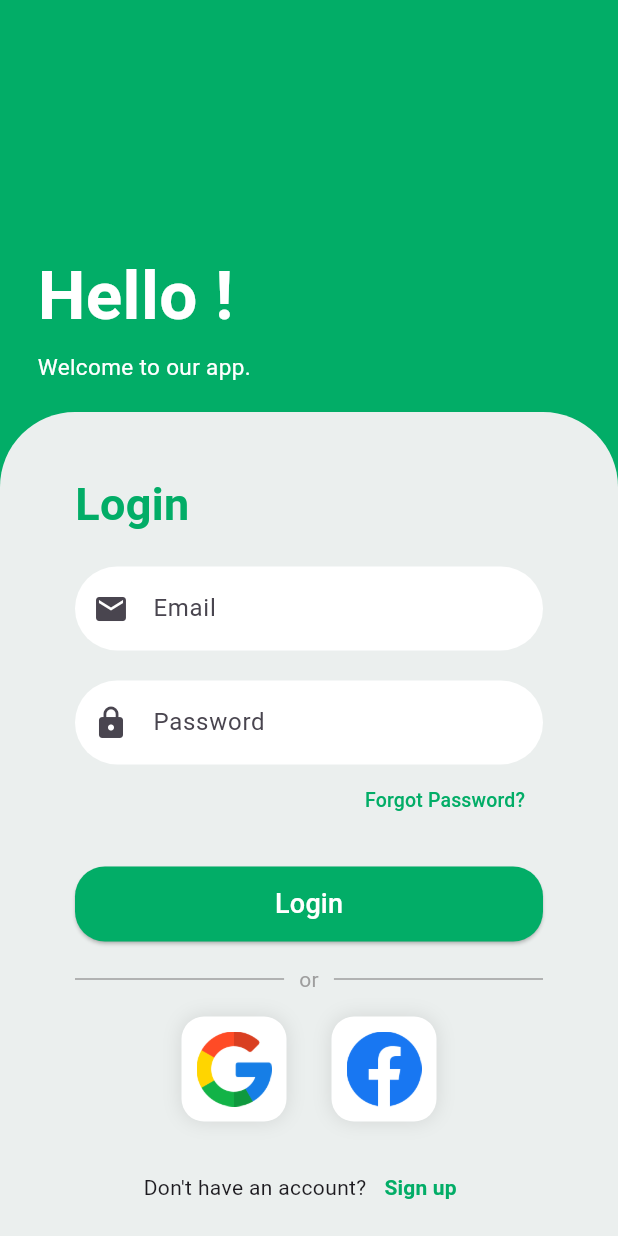
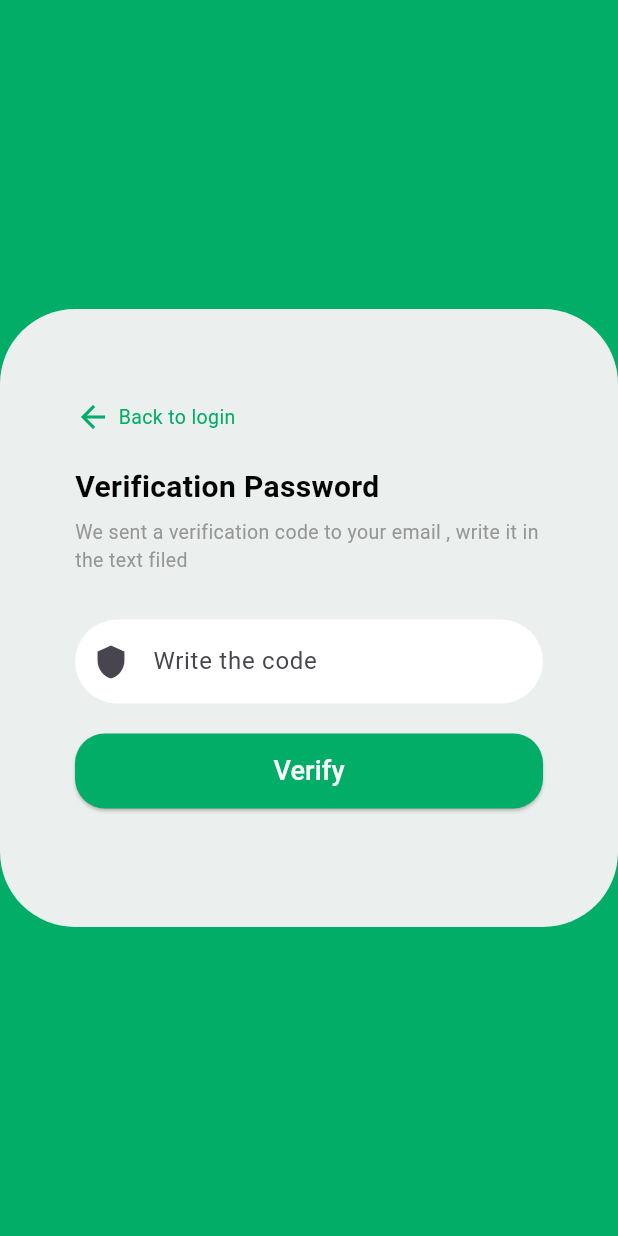
Before and after one commit to Saif-Daghsni/ServiceSpot_APP, a Flutter app: the screen it shows after launch, after a tap on "Forgot Password?", on a phone screen of 412 x 824 dp. Run offline on Flutter 3.47's test engine with Material 3 defaults, Android fonts, the phone set to English and light mode, and no system bars; our stand-ins replace firebase_auth, firebase_core, google_nav_bar, google_sign_in; accounts and stored records are empty.

Commit message:
forget passord

```diff
--- a/lib/main.dart
+++ b/lib/main.dart
@@ -9,8 +9,7 @@ wa9teli ya3mal sign up ttsajal el ma3loumat mta3a fi el fire base
 
 step3:
 el button mta3 el Google te5dem bel s7i7
-+
-
+++
 */
 
 
@@ -19,6 +18,7 @@ el button mta3 el Google te5dem bel s7i7
 
 import 'package:firebase_core/firebase_core.dart';
 import 'package:flutter/material.dart';
+import 'package:servicespot/pages/ForgetPassword_page.dart';
 import 'package:servicespot/pages/addService_page.dart';
 import 'package:servicespot/pages/auth.dart';
 import 'package:servicespot/pages/editeProfileWorker_page.dart';
@@ -57,6 +57,8 @@ class MyApp extends StatelessWidget {
         '/addServicePage': (context) => AddservicePage(),
         '/settingsPage': (context) => SettingsPage(),
         '/editeProfileWorker': (context) => EditeprofileworkerPage(),
+        '/forgetPasswordPage': (context) => ForgetpasswordPage(),
+
       },
     );
   }
--- /dev/null
+++ b/lib/pages/ForgetPassword_page.dart
@@ -0,0 +1,150 @@
+import 'package:flutter/material.dart';
+
+class ForgetpasswordPage extends StatefulWidget {
+  const ForgetpasswordPage({super.key});
+
+  @override
+  State<ForgetpasswordPage> createState() => _ForgetpasswordPageState();
+}
+
+class _ForgetpasswordPageState extends State<ForgetpasswordPage> {
+  @override
+  Widget build(BuildContext context) {
+    return Scaffold(
+      backgroundColor: Color.fromRGBO(2, 173, 103, 1.0),
+      body: Column(
+        children: [
+          //1st box
+          Expanded(
+            child: Container(
+              alignment: Alignment.bottomLeft,
+              color: Color.fromRGBO(
+                2,
+                173,
+                103,
+                1.0,
+              ), //Color.fromRGBO(2, 173, 103, 1.0),
+              padding: EdgeInsets.only(left: 25, right: 50, bottom: 20),
+            ),
+          ),
+          //2st box
+          Expanded(
+            flex: 2,
+            child: Container(
+              padding: EdgeInsets.only(left: 50, top: 60, right: 50),
+              width: double.infinity,
+              decoration: BoxDecoration(
+                color: Color.fromRGBO(235, 239, 238, 1.0),
+                borderRadius: BorderRadius.only(
+                  topLeft: Radius.circular(50),
+                  topRight: Radius.circular(50),
+                  bottomRight: Radius.circular(50),
+                  bottomLeft: Radius.circular(50),
+                ),
+              ),
+              child: Column(
+                crossAxisAlignment: CrossAxisAlignment.start,
+                children: [
+                  GestureDetector(
+                    onTap: () {
+                      Navigator.pushNamed(context, '/loginPage');
+                    },
+                    child: Row(
+                      children: [
+                        Icon(
+                          Icons.arrow_back,
+                          color: Color.fromRGBO(2, 173, 103, 1.0),
+                        ),
+                        SizedBox(width: 5),
+                        Text(
+                          "Back to login",
+                          style: TextStyle(
+                            fontSize: 13,
+                            color: Color.fromRGBO(2, 173, 103, 1.0),
+                          ),
+                        ),
+                      ],
+                    ),
+                  ),
+                  SizedBox(height: 20),
+                  Text(
+                    "Verification Password",
+                    style: TextStyle(
+                      fontSize: 20,
+                      fontWeight: FontWeight.bold,
+                      color: Color.fromRGBO(3, 3, 3, 1),
+                    ),
+                  ),
+
+                  SizedBox(height: 6),
+
+                  Text(
+                    "We sent a verification code to your email , write it in the text filed",
+                    style: TextStyle(
+                      fontSize: 13,
+                      color: Color.fromRGBO(150, 150, 150, 1),
+                    ),
+                  ),
+
+                  SizedBox(height: 30),
+
+                  TextFormField(
+                    obscureText: true, // Hides password input
+                    decoration: InputDecoration(
+                      prefixIcon: Icon(Icons.shield),
+                      hintText: "Write the code",
+                      filled: true,
+                      fillColor: Colors.white,
+                      enabledBorder: OutlineInputBorder(
+                        borderRadius: BorderRadius.circular(50),
+                        borderSide: BorderSide(
+                          color: Colors.transparent,
+                          width: 2,
+                        ),
+                      ),
+                      focusedBorder: OutlineInputBorder(
+                        borderRadius: BorderRadius.circular(50),
+                        borderSide: BorderSide(
+                          color: Color.fromRGBO(2, 173, 103, 1.0),
+                          width: 2,
+                        ),
+                      ),
+                    ),
+                  ),
+
+                  SizedBox(height: 20),
+
+                  SizedBox(
+                    width: double.infinity,
+                    height: 50,
+                    child: ElevatedButton(
+                      onPressed: () {},
+                      style: ElevatedButton.styleFrom(
+                        backgroundColor: Color.fromRGBO(2, 173, 103, 1.0),
+                        shape: RoundedRectangleBorder(
+                          borderRadius: BorderRadius.circular(20),
+                        ),
+                      ),
+                      child: Text(
+                        "Verify",
+                        style: TextStyle(fontSize: 18, color: Colors.white),
+                      ),
+                    ),
+                  ),
+                ],
+              ),
+            ),
+          ),
+          //3st box
+          Expanded(
+            child: Container(
+              alignment: Alignment.bottomLeft,
+              color: Color.fromRGBO(2, 173, 103, 1.0),
+              padding: EdgeInsets.only(left: 25, right: 50, bottom: 20),
+            ),
+          ),
+        ],
+      ),
+    );
+  }
+}
--- a/lib/pages/login_page.dart
+++ b/lib/pages/login_page.dart
@@ -13,6 +13,9 @@ class LoginPage extends StatefulWidget {
 bool isEmailEmpty = false;
 bool isPasswordEmpty = false;
 
+bool falseEmail = false;
+bool falsePassword = false;
+
 class _LoginPageState extends State<LoginPage> {
   GlobalKey<FormState> formstate = GlobalKey();
 
@@ -21,6 +24,7 @@ class _LoginPageState extends State<LoginPage> {
 
   String errorMessageP = '';
   String errorMessageE = '';
+  String errorMessageEE = '';
   String errorMessageV = '';
 
   void login() async {
@@ -43,15 +47,29 @@ class _LoginPageState extends State<LoginPage> {
           );
         }
       } on FirebaseAuthException catch (e) {
+        print("FirebaseAuthException: ${e.code}"); // Print the error code
+
         if (e.code == 'user-not-found') {
           setState(() {
             errorMessageE = "No user found with this email.";
           });
+          print("No user found with this email.");
         } else if (e.code == 'wrong-password') {
           setState(() {
             errorMessageP = "Incorrect password. Please try again.";
           });
+          print("Incorrect password. Please try again.");
+        } else {
+          setState(() {
+            errorMessageP =
+                "An unknown error occurred. Please try again later.";
+          });
+          print("An unknown error occurred: ${e.message}");
         }
+      } catch (e) {
+        setState(() {
+          errorMessageE = "An unexpected error occurred. Please try again.";
+        });
       }
     }
   }
@@ -89,7 +107,7 @@ class _LoginPageState extends State<LoginPage> {
                   ),
                   SizedBox(height: 5),
                   Text(
-                    "Welcome to our app.",
+                    "Welcome to ServiceSpot.",
                     style: TextStyle(color: Colors.white, fontSize: 15),
                   ),
                 ],
@@ -130,35 +148,21 @@ class _LoginPageState extends State<LoginPage> {
                       TextFormField(
                         validator: (value) {
                           if (value == null || value.isEmpty) {
-                            setState(() {
-                              isEmailEmpty = true;
-                            });
+                            isEmailEmpty = true;
                             errorMessageE = "Email cannot be empty.";
                             errorMessageV = '';
                           } else if (!RegExp(
                                 r'^[^@]+@[^@]+\.[^@]+',
-                              ).hasMatch(value!) &&
+                              ).hasMatch(value) &&
                               value.isNotEmpty) {
-                            setState(() {
-                              isEmailEmpty = true;
-                            });
+                            isEmailEmpty = true;
                             errorMessageV = "Write a valide email.";
                             errorMessageE = '';
-                          } else {
-                            setState(() {
-                              errorMessageE = '';
-                              errorMessageV =
-                                  ''; // Clear both messages if email is valid
-                            });
                           }
+                          return null;
                         },
                         onChanged: (value) {
-                          if (isEmailEmpty) {
-                            setState(() {
-                              errorMessageE = '';
-                              errorMessageV = '';
-                            });
-                          }
+                          isEmailEmpty = false;
                         },
                         controller: myEmail,
                         decoration: InputDecoration(
@@ -261,7 +265,7 @@ class _LoginPageState extends State<LoginPage> {
                         alignment: Alignment.centerRight,
                         child: TextButton(
                           onPressed: () {
-                            // Add your forgot password logic here
+                            Navigator.pushNamed(context, '/forgetPasswordPage');
                           },
                           child: Text(
                             "Forgot Password?",
@@ -282,6 +286,7 @@ class _LoginPageState extends State<LoginPage> {
                         child: ElevatedButton(
                           onPressed: () {
                             if (formstate.currentState!.validate()) {
+                              isEmailEmpty = false;
                               login();
                             }
                           },
```
